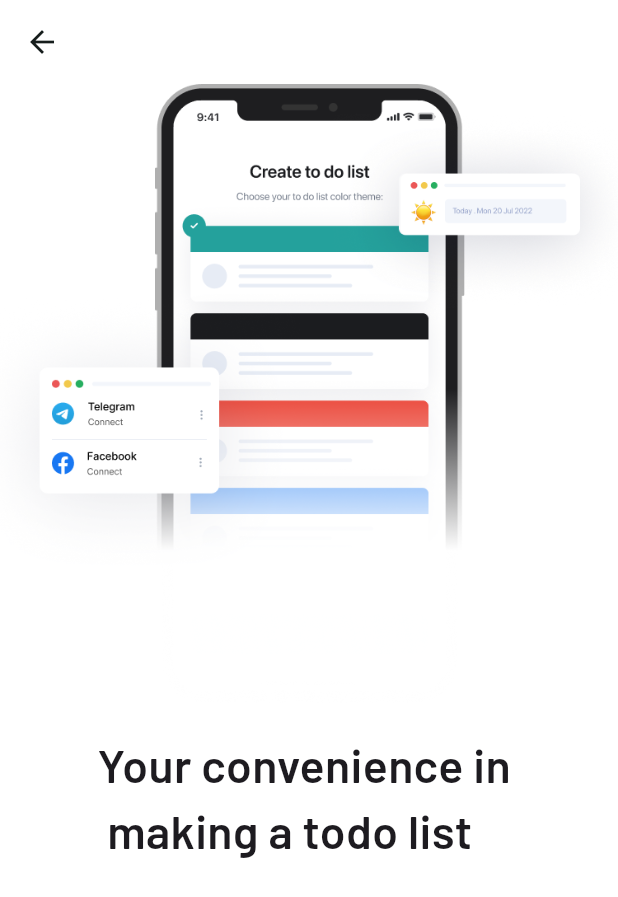
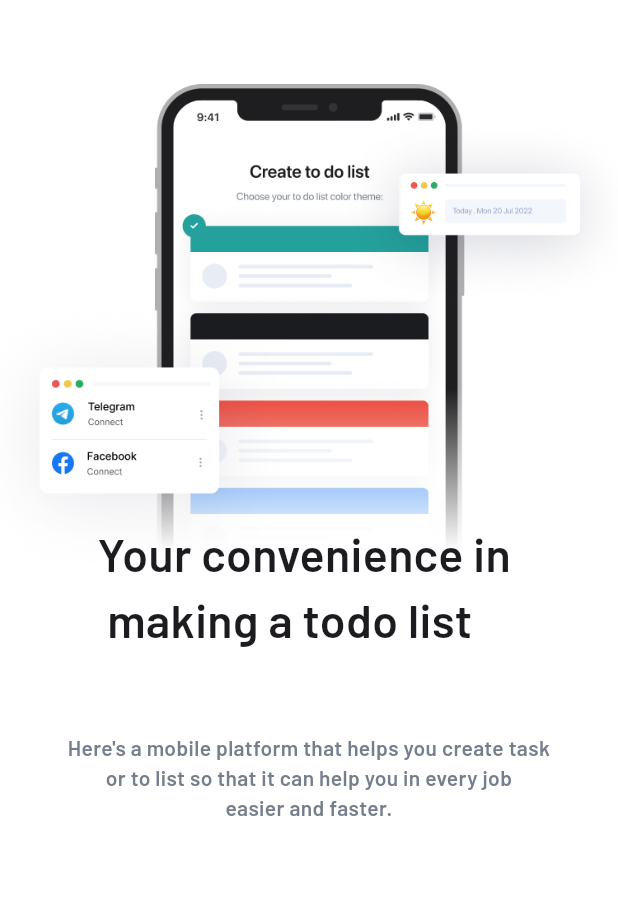
Before and after one commit to Suhail-20/Todyapp, a Flutter app: the OnboardingPage2 screen opened directly, on a phone screen of 412 x 824 dp. Shown: the top 897 px of the screen. Run offline on Flutter 3.47's test engine with Material 3 defaults, Android fonts, the phone set to English and light mode, and no system bars; our stand-ins replace device_preview, flutter_svg, google_fonts.

Commit message:
onBording2

```diff
--- a/lib/featurs/auth/screens/onboarding_screens/onboarding_page2.dart
+++ b/lib/featurs/auth/screens/onboarding_screens/onboarding_page2.dart
@@ -19,13 +19,32 @@ class _OnboardingPage2State extends State<OnboardingPage2> {
         backgroundColor: Colors.white,
       ),
       body: Column(
+        mainAxisAlignment: MainAxisAlignment.start,
         children: [
-          Image.asset(Constants.onBoarding1),
-          Text("Your convenience in \n making a todo list",
-          style: TextStyle(
-            fontWeight: FontWeight.w600,
-            fontSize: width*0.075,
-          ),)
+          Stack(children: [ Image.asset(Constants.onBoarding1),
+            SizedBox(
+              width: width,
+              height: height*0.46,
+              child: Align(
+                alignment:Alignment.bottomCenter,
+                child: Text(
+                  "Your convenience in \n making a todo list",
+                  style: TextStyle(
+                    fontWeight: FontWeight.w600,
+                    fontSize: width * 0.075,
+                  ),
+                ),
+              ),
+            ),
+          ],),
+          Text(
+            "Here's a mobile platform that helps you create task\nor to list so that it can help you in every job\neasier and faster.",
+            textAlign: TextAlign.center,
+            style: TextStyle(
+              fontWeight: FontWeight.w600,
+              color: AppColors.secondaryColor,
+            ),
+          ),
         ],
       ),
     );
--- a/lib/main.dart
+++ b/lib/main.dart
@@ -35,7 +35,7 @@ class MyApp extends StatelessWidget {
           useMaterial3: true,
         ),
         debugShowCheckedModeBanner: false,
-        home: RegisterScreen(),
+        home: OnboardingPage2(),
       ),
     );
   }
```
